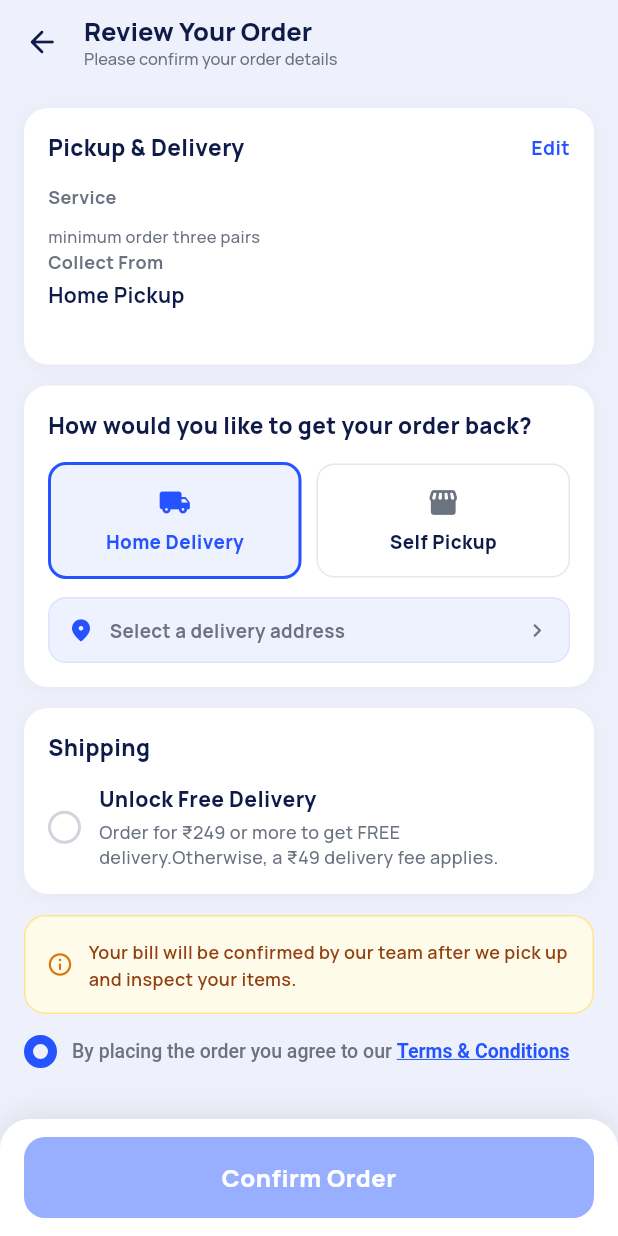
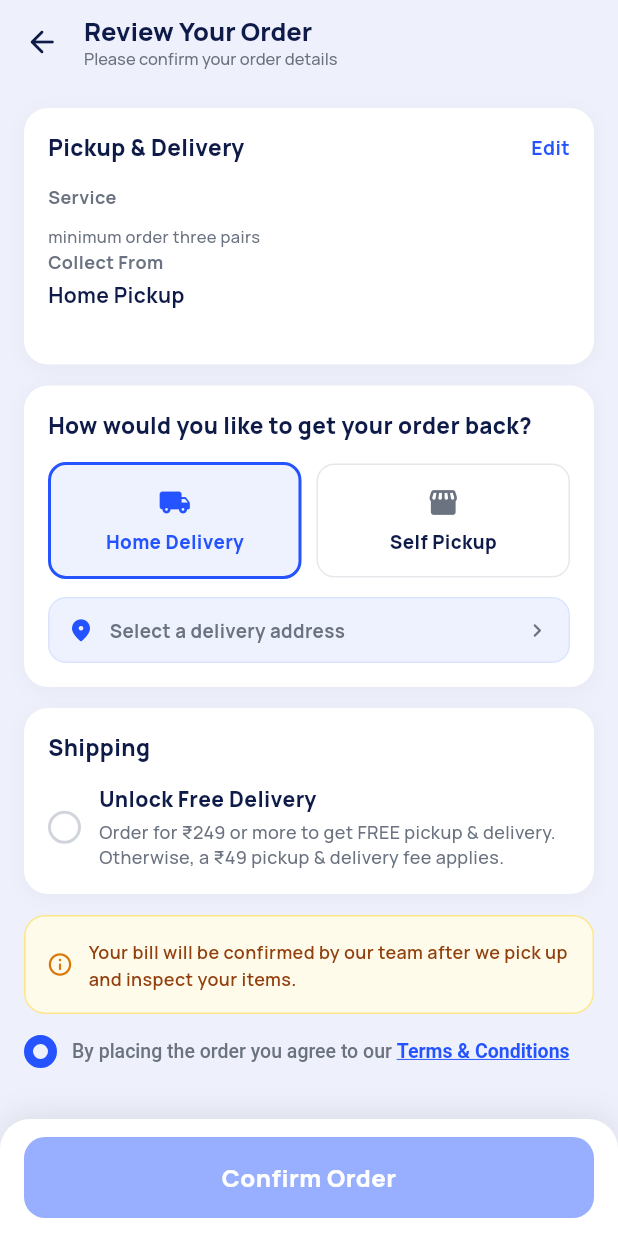
Before and after one commit to vipin760/laundry_fe, a Flutter app: the CheckoutScreen screen opened directly with empty values, on a phone screen of 412 x 824 dp. Run offline on Flutter 3.47's test engine with Material 3 defaults, Android fonts, the phone set to English and light mode, and no system bars; our stand-ins replace cookie_jar, dio, dio_cookie_manager, firebase_auth, firebase_core, firebase_crashlytics and 16 more; missing offline and left inert: dart:js_interop, razorpay_flutter; accounts and stored records are empty; network calls fail.

Commit message:
fix: pickup & delivery fee copy; stop sending fee in checkout total
The backend now adds the ₹49 pickup & delivery fee (service bill below
₹249, all orders except Drop at Shop + Self Pickup) at itemization.

- Checkout no longer adds the fee into expectedAmount
- "delivery fee" copy renamed to "pickup & delivery fee"
- Order detail bill row labelled "Pickup & Delivery Fee"

Co-Authored-By: Claude Opus 5.5 <noreply@anthropic.com>

```diff
--- a/lib/features/checkout/screens/checkout_screen.dart
+++ b/lib/features/checkout/screens/checkout_screen.dart
@@ -40,6 +40,9 @@ class _CheckoutScreenState extends ConsumerState<CheckoutScreen> {
   DeliveryType _deliveryType = DeliveryType.homeDelivery;
   AddressModel? _deliveryAddress;
 
+  // Pickup & delivery fee rule — DISPLAY ONLY. The backend (PricingConfig)
+  // decides and charges the fee when the order is itemized; keep these in
+  // sync with it (₹49 when the service bill, before discounts, is < ₹249).
   static const double _freeDeliveryThreshold = 249;
   static const double _deliveryFeeAmount = 49;
 
@@ -57,14 +60,6 @@ class _CheckoutScreenState extends ConsumerState<CheckoutScreen> {
       widget.checkoutContext.serviceType == CheckoutServiceType.collectFromHome ||
       widget.checkoutContext.serviceType == CheckoutServiceType.homeReception ||
       _deliveryType == DeliveryType.homeDelivery;
-
-  // Calculate shipping charges based on total amount
-  double _calculateShippingCharges(double totalAmount) {
-    if (!_hasHomeLeg || !_shippingEnabled) return 0;
-    return totalAmount >= _freeDeliveryThreshold ? 0 : _deliveryFeeAmount;
-  }
-
-  double get _shippingCharges => _calculateShippingCharges(widget.checkoutContext.expectedAmount);
 
   Future<void> _chooseDeliveryAddress() async {
     final picked = await showSelectDeliveryAddressSheet(context);
@@ -117,14 +112,13 @@ class _CheckoutScreenState extends ConsumerState<CheckoutScreen> {
       // User pays from My Orders > Order Detail once admin confirms the bill.
       // We always use the simple checkout endpoint — Razorpay is initiated later.
 
-      // Add shipping charges to the expected amount if shipping is enabled
-      final totalAmount = widget.checkoutContext.expectedAmount + _shippingCharges;
-
+      // The pickup & delivery fee is added by the backend when the order is
+      // itemized — the client never submits a fee or a fee-inclusive total.
       final orderData = await _paymentService.placeOrderOnly(
         checkoutContext: CheckoutContext(
           serviceType: widget.checkoutContext.serviceType,
           paymentMethod: widget.checkoutContext.paymentMethod,
-          expectedAmount: totalAmount,
+          expectedAmount: widget.checkoutContext.expectedAmount,
           pickupSlot: widget.checkoutContext.pickupSlot,
           deliverySlot: widget.checkoutContext.deliverySlot,
           pickupAddress: widget.checkoutContext.pickupAddress,
@@ -374,8 +368,8 @@ class _CheckoutScreenState extends ConsumerState<CheckoutScreen> {
                     ),
                     const SizedBox(height: 3),
                     Text(
-                      'Order for ₹${_freeDeliveryThreshold.toStringAsFixed(0)} or more to get FREE delivery.'
-                      'Otherwise, a ₹${_deliveryFeeAmount.toStringAsFixed(0)} delivery fee applies.',
+                      'Order for ₹${_freeDeliveryThreshold.toStringAsFixed(0)} or more to get FREE pickup & delivery. '
+                      'Otherwise, a ₹${_deliveryFeeAmount.toStringAsFixed(0)} pickup & delivery fee applies.',
                       style: const TextStyle(fontSize: 12, fontWeight: FontWeight.w500, color: _kGrey),
                     ),
                   ]),
--- a/lib/features/orders/screens/order_detail_screen.dart
+++ b/lib/features/orders/screens/order_detail_screen.dart
@@ -510,7 +510,7 @@ class _OrderDetailScreenState extends ConsumerState<OrderDetailScreen> {
 
     final rows = <Widget>[];
     if ((order.taxAmount ?? 0) > 0) rows.add(row('GST', order.taxAmount!));
-    if ((order.deliveryFee ?? 0) > 0) rows.add(row('Delivery Fee', order.deliveryFee!));
+    if ((order.deliveryFee ?? 0) > 0) rows.add(row('Pickup & Delivery Fee', order.deliveryFee!));
     if ((order.platformFee ?? 0) > 0) rows.add(row('Platform Fee', order.platformFee!));
     if ((order.convenienceFee ?? 0) > 0) rows.add(row('Convenience Fee', order.convenienceFee!));
     if ((order.packagingFee ?? 0) > 0) rows.add(row('Packaging Fee', order.packagingFee!));
--- a/lib/features/pricing/models/pricing_data.dart
+++ b/lib/features/pricing/models/pricing_data.dart
@@ -90,7 +90,7 @@ class PricingData {
       category: 'washFold',
     ),
     Note(
-      text: 'Below ₹249 → ₹49 delivery charge',
+      text: 'Below ₹249 → ₹49 pickup & delivery fee',
       category: 'washFold',
     ),
   ];
```
